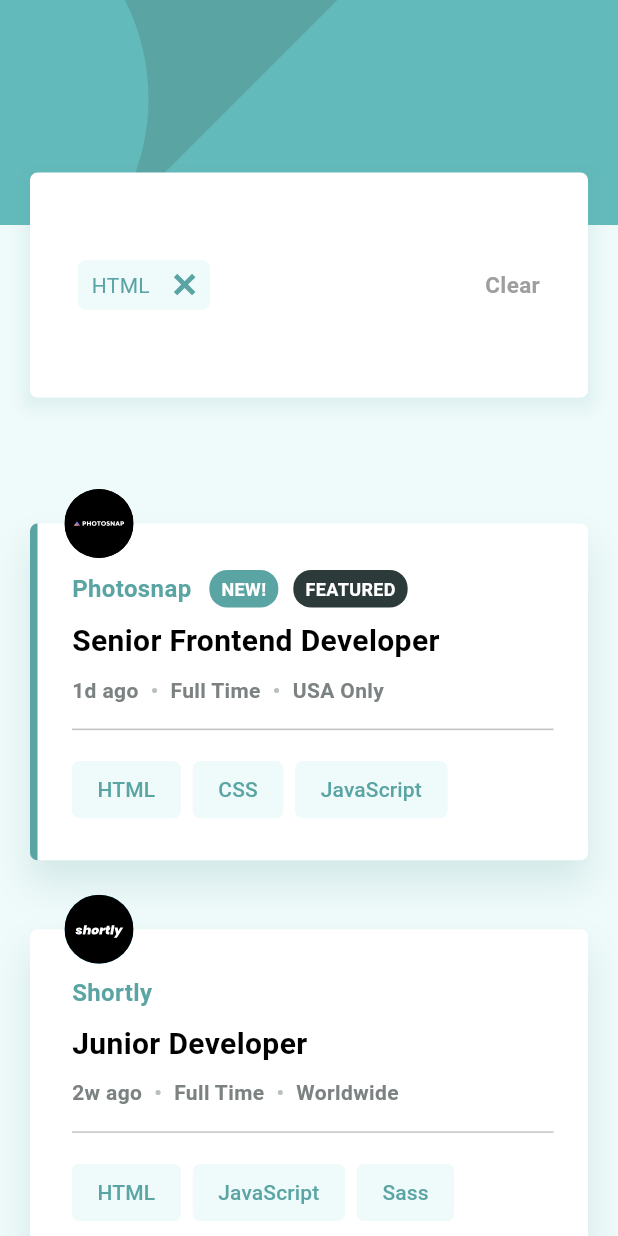
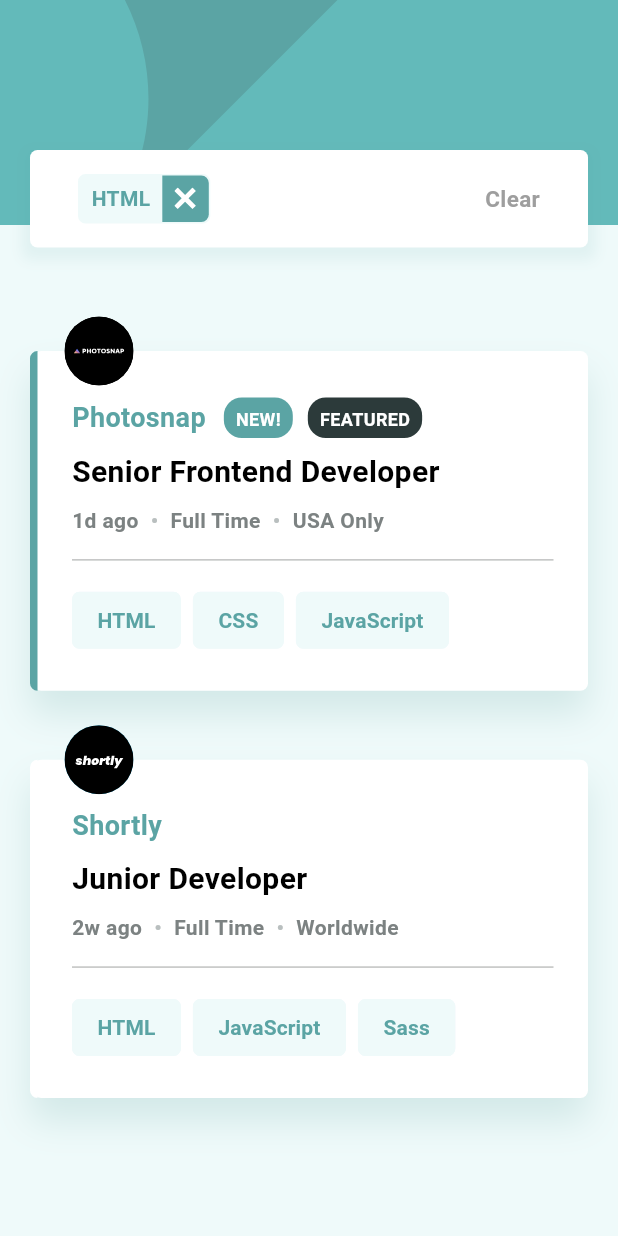
Before and after one commit to hammadalive7/job_listing, a Flutter app: the screen it shows after launch, after a tap on "HTML", on a phone screen of 412 x 824 dp. Run offline on Flutter 3.47's test engine with Material 3 defaults, Android fonts, the phone set to English and light mode, and no system bars; our stand-ins replace flutter_svg, google_fonts.

Commit message:
improved filter design and Featured & New container

```diff
--- a/lib/views/job_listing_screen/components/custom_filter_chip.dart
+++ b/lib/views/job_listing_screen/components/custom_filter_chip.dart
@@ -44,6 +44,7 @@ class CustomFilterChip extends StatelessWidget {
                 child: Text(
                   label,
                   style: const TextStyle(
+                    fontWeight: FontWeight.bold,
                     color: primaryColor,
                   ),
                 ),
@@ -57,14 +58,14 @@ class CustomFilterChip extends StatelessWidget {
                   child: Container(
                     padding: const EdgeInsets.all(8.0),
                     decoration: BoxDecoration(
-                      color: isHovering ? Colors.black : secondaryColor,
+                      color: isHovering ? Colors.black : primaryColor,
                       borderRadius: const BorderRadius.horizontal(
                         right: Radius.circular(5.0),
                       ),
                     ),
                     child: SvgPicture.asset(
                       'assets/images/icon-remove.svg',
-                      color: isHovering ? Colors.white : primaryColor,
+                      color: Colors.white,
                       width: 15.0,
                       height: 15.0,
                     ),
--- a/lib/views/job_listing_screen/components/job_card_chips.dart
+++ b/lib/views/job_listing_screen/components/job_card_chips.dart
@@ -51,6 +51,7 @@ class _JobCardChipsState extends State<JobCardChips> {
             label: Text(
               label,
               style: TextStyle(
+                fontWeight:  FontWeight.bold,
                 color: provider.isHovering(uniqueKey)
                     ? Colors.white
                     : primaryColor,
--- a/lib/views/job_listing_screen/components/job_card_text.dart
+++ b/lib/views/job_listing_screen/components/job_card_text.dart
@@ -24,7 +24,7 @@ class JobCardText extends StatelessWidget {
                 job.company,
                 style: const TextStyle(
                   color: primaryColor,
-                  fontSize: 16.0,
+                  fontSize: 18.0,
                   fontWeight: FontWeight.bold,
                 ),
               ),
@@ -32,9 +32,10 @@ class JobCardText extends StatelessWidget {
             if (job.isNew)
               Padding(
                 padding: const EdgeInsets.only(top: 8.0, right: 10.0),
+                child: Center(
+                  // Add Center widget
                   child: Container(
-                  padding: const EdgeInsets.symmetric(
-                      horizontal: 8.0, vertical: 4.0),
+                    padding: const EdgeInsets.fromLTRB(8, 6, 8, 4),
                     decoration: BoxDecoration(
                       color: primaryColor,
                       borderRadius: BorderRadius.circular(12.0),
@@ -49,12 +50,15 @@ class JobCardText extends StatelessWidget {
                     ),
                   ),
                 ),
+              ),
             if (job.isFeatured)
               Padding(
                 padding: const EdgeInsets.only(top: 8.0, right: 10.0),
+                child: Center(
+                  // Add Center widget
                   child: Container(
-                  padding: const EdgeInsets.symmetric(
-                      horizontal: 8.0, vertical: 4.0),
+                    padding: const EdgeInsets.fromLTRB(8, 6, 8, 4),
+
                     decoration: BoxDecoration(
                       color: featuredColor,
                       borderRadius: BorderRadius.circular(12.0),
@@ -65,6 +69,7 @@ class JobCardText extends StatelessWidget {
                         color: Colors.white,
                         fontSize: 12.0,
                         fontWeight: FontWeight.bold,
+                      ),
                     ),
                   ),
                 ),
--- a/lib/views/job_listing_screen/components/job_filter.dart
+++ b/lib/views/job_listing_screen/components/job_filter.dart
@@ -28,10 +28,9 @@ class FilterSection extends StatelessWidget {
       alignment: Alignment.bottomCenter,
       child: Padding(
         padding:
-            EdgeInsets.symmetric(horizontal: horizontalPadding, vertical: 15.0),
+            EdgeInsets.symmetric(horizontal: horizontalPadding),
         child: Container(
           width: double.infinity,
-          height: 150,
           margin: EdgeInsets.only(top: isMobile ? 100 : 200),
           padding: const EdgeInsets.all(16),
           decoration: BoxDecoration(
@@ -54,7 +53,7 @@ class FilterSection extends StatelessWidget {
                 child: Padding(
                   padding: const EdgeInsets.symmetric(horizontal: 16.0),
                   child: Wrap(
-                    spacing: 8.0,
+                    spacing: 15.0,
                     runSpacing: 8.0,
                     children: selectedFilters.map((filter) {
                       return CustomFilterChip(
```
Lines whose indentation alone changed are shown as unchanged.
